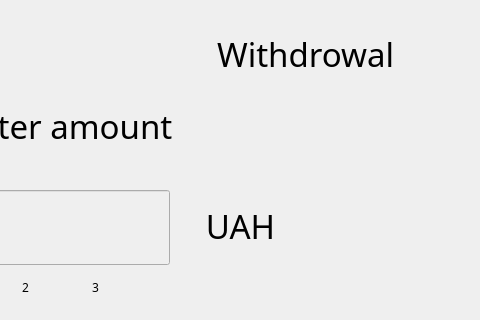
Darina77/ATMProject, file ATM/getmoney.ui: the form before one commit; both pictures show x 120 to 600 and y 0 to 320 of the 600 by 450 pixel window.
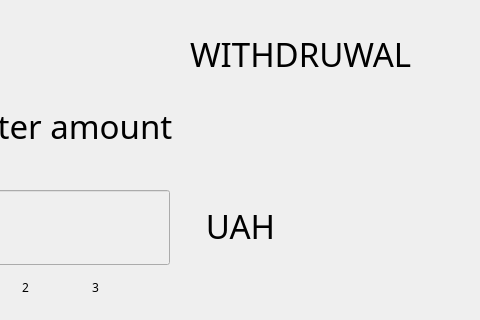
The form after the commit. Icons and pictures are not drawn.

What changed in the file:
```diff
--- a/ATM/getmoney.ui
+++ b/ATM/getmoney.ui
@@ -458,9 +458,9 @@
   <widget class="QLabel" name="window_2">
    <property name="geometry">
     <rect>
-     <x>-10</x>
+     <x>0</x>
      <y>0</y>
-     <width>631</width>
+     <width>601</width>
      <height>108</height>
     </rect>
    </property>
@@ -478,7 +478,7 @@
 }</string>
    </property>
    <property name="text">
-    <string>                            Withdrowal</string>
+    <string>                            WITHDRUWAL</string>
    </property>
    <property name="alignment">
     <set>Qt::AlignCenter</set>
```
